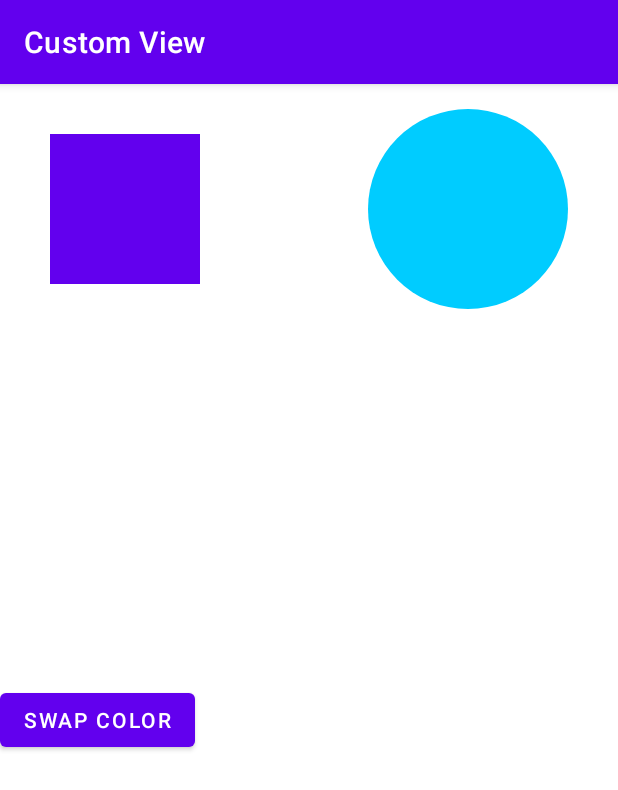
After one commit to sina-hadi/CustomView, an Android app: the ShapesActivity screen opened directly, with no data from a screen before it, on a phone screen of 412 x 824 dp. The commit adds this screen. Shown: the top 790 px of the screen. Run offline under Robolectric (Android 15) with nearby library versions, the phone set to English and light mode, and no system bars.

Commit message:
shape_colorline

```diff
--- /dev/null
+++ b/app/src/main/java/com/codinginflow/customview/ShapesActivity.java
@@ -0,0 +1,31 @@
+package com.codinginflow.customview;
+
+import androidx.appcompat.app.AppCompatActivity;
+
+import android.annotation.SuppressLint;
+import android.os.Bundle;
+import android.view.View;
+
+import com.codinginflow.customview.widget.Shapes;
+
+public class ShapesActivity extends AppCompatActivity {
+
+    private Shapes mShape;
+
+    @SuppressLint("MissingInflatedId")
+    @Override
+    protected void onCreate(Bundle savedInstanceState) {
+        super.onCreate(savedInstanceState);
+        setContentView(R.layout.shapes);
+
+        mShape = (Shapes) findViewById(R.id.shapeCustomView);
+
+        findViewById(R.id.swapButton).setOnClickListener(new View.OnClickListener() {
+            @Override
+            public void onClick(View v) {
+                mShape.swapColor();
+            }
+        });
+
+    }
+}
--- /dev/null
+++ b/app/src/main/java/com/codinginflow/customview/widget/Shapes.java
@@ -0,0 +1,135 @@
+package com.codinginflow.customview.widget;
+
+import android.content.Context;
+import android.content.res.TypedArray;
+import android.graphics.Canvas;
+import android.graphics.Color;
+import android.graphics.Paint;
+import android.graphics.Rect;
+import android.util.AttributeSet;
+import android.view.MotionEvent;
+import android.view.View;
+
+import androidx.annotation.Nullable;
+
+import com.codinginflow.customview.R;
+
+public class Shapes extends View {
+
+    private static final int SQUARE_SIZE = 300;
+    private Rect mRectSquare;
+    private Paint mPaintSquare;
+
+    private int mSquareColor;
+    private int mSquareSize;
+
+    private Paint mPaintCircle;
+    private float radius = 100f;
+    private float cx, cy;
+
+    private boolean state = false;
+
+    public Shapes(Context context) {
+        super(context);
+        init(null);
+    }
+
+    public Shapes(Context context, @Nullable AttributeSet attrs) {
+        super(context, attrs);
+        init(attrs);
+    }
+
+    public Shapes(Context context, @Nullable AttributeSet attrs, int defStyleAttr) {
+        super(context, attrs, defStyleAttr);
+        init(attrs);
+    }
+
+    public Shapes(Context context, @Nullable AttributeSet attrs, int defStyleAttr, int defStyleRes) {
+        super(context, attrs, defStyleAttr, defStyleRes);
+        init(attrs);
+    }
+
+    public void init(@Nullable AttributeSet set) {
+
+        mRectSquare = new Rect();
+        mPaintSquare = new Paint(Paint.ANTI_ALIAS_FLAG);
+
+        TypedArray ta = getContext().obtainStyledAttributes(set, R.styleable.Shapes);
+        mSquareColor = ta.getColor(R.styleable.Shapes_square_color, Color.GREEN);
+        mSquareSize = ta.getDimensionPixelSize(R.styleable.Shapes_square_size, SQUARE_SIZE);
+        swapColor();
+        ta.recycle();
+
+        mPaintCircle = new Paint();
+        mPaintCircle.setAntiAlias(true);
+        mPaintCircle.setColor(Color.parseColor("#00ccff"));
+
+    }
+
+    public void swapColor() {
+        mPaintSquare.setColor(mPaintSquare.getColor() == mSquareColor ? Color.RED : mSquareColor);
+        state = !state;
+
+        // Won't block UI
+        postInvalidate();
+    }
+
+    @Override
+    protected void onDraw(Canvas canvas) {
+        super.onDraw(canvas);
+
+        mRectSquare.left = 50;
+        mRectSquare.top = 50;
+        mRectSquare.right = mRectSquare.left + mSquareSize;
+        mRectSquare.bottom = mRectSquare.top + mSquareSize;
+
+        canvas.drawRect(mRectSquare, mPaintSquare);
+
+        if (cy == 0f || cx == 0f) {
+            cx = getWidth() - radius - 50f;
+            cy = mRectSquare.top + (mRectSquare.height() / 2);
+        }
+        canvas.drawCircle(cx, cy, radius, mPaintCircle);
+    }
+
+    @Override
+    public boolean onTouchEvent(MotionEvent event) {
+        boolean value = super.onTouchEvent(event);
+
+        switch (event.getAction()) {
+            case MotionEvent.ACTION_DOWN: {
+                float x = event.getX();
+                float y = event.getY();
+
+                if (mRectSquare.left < x && mRectSquare.right > x) {
+                    if (mRectSquare.top < y && mRectSquare.bottom > y) {
+                        if (state) {
+                            radius += 10f;
+                        } else {
+                            radius -= 10f;
+                        }
+                        postInvalidate();
+                    }
+                }
+                return true;
+            }
+            case MotionEvent.ACTION_MOVE: {
+                float x = event.getX();
+                float y = event.getY();
+
+                double dx = Math.pow(x - cx, 2);
+                double dy = Math.pow(y - cy, 2);
+
+                if (dx + dy < Math.pow(radius, 2)) {
+                    cx = x;
+                    cy = y;
+                    postInvalidate();
+
+                    return true;
+                }
+                return value;
+            }
+        }
+        return value;
+    }
+}
--- /dev/null
+++ b/app/src/main/res/layout/shapes.xml
@@ -0,0 +1,23 @@
+<?xml version="1.0" encoding="utf-8"?>
+<RelativeLayout xmlns:android="http://schemas.android.com/apk/res/android"
+    xmlns:app="http://schemas.android.com/apk/res-auto"
+    xmlns:tools="http://schemas.android.com/tools"
+    android:layout_width="match_parent"
+    android:layout_height="match_parent"
+    tools:context=".ShapesActivity">
+
+    <com.codinginflow.customview.widget.Shapes
+        android:id="@+id/shapeCustomView"
+        android:layout_width="match_parent"
+        android:layout_height="400dp"
+        app:square_color="@color/purple_500"
+        app:square_size="100dp"/>
+
+    <Button
+        android:id="@+id/swapButton"
+        android:layout_width="wrap_content"
+        android:layout_height="wrap_content"
+        android:layout_below="@+id/shapeCustomView"
+        android:text="@string/swap_color"/>
+
+</RelativeLayout>
--- a/app/src/main/res/values/attrs.xml
+++ b/app/src/main/res/values/attrs.xml
@@ -19,4 +19,9 @@
         <attr name="buzzerColor" format="color"/>
         <attr name="stroke_buzzerColor" format="color"/>
     </declare-styleable>
+
+    <declare-styleable name="Shapes" >
+        <attr name="square_color" format="color"/>
+        <attr name="square_size" format="dimension"/>
+    </declare-styleable>
 </resources>
--- a/app/src/main/res/values/strings.xml
+++ b/app/src/main/res/values/strings.xml
@@ -1,3 +1,4 @@
 <resources>
     <string name="app_name">Custom View</string>
+    <string name="swap_color">SWAP COLOR</string>
 </resources>
```
Also changed, not shown: app/src/main/AndroidManifest.xml (+14 -0 lines), app/src/main/java/com/codinginflow/customview/ColorLineActivity.java (added, +14 -0 lines), app/src/main/java/com/codinginflow/customview/MainActivity.java (+13 -1 lines), app/src/main/java/com/codinginflow/customview/widget/ColorLine.java (added, +73 -0 lines), app/src/main/res/layout/color_line.xml (added, +14 -0 lines).
